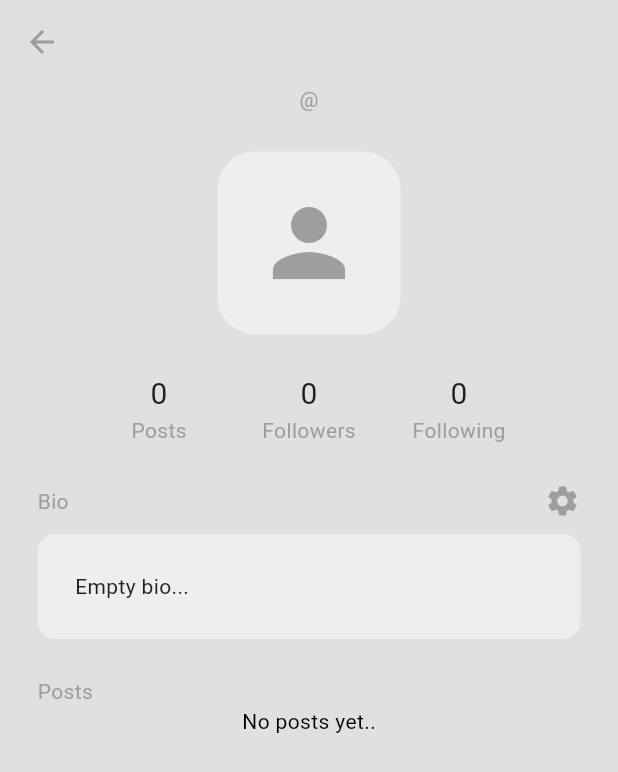
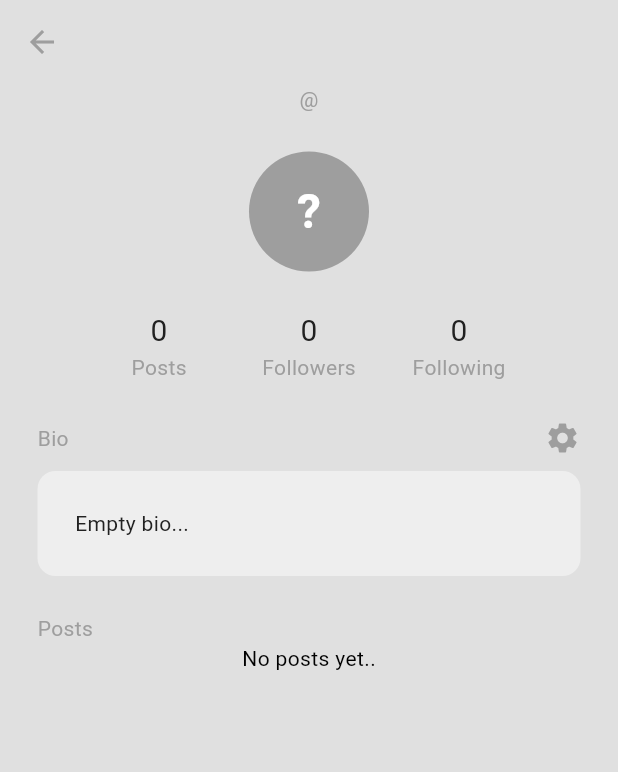
Before and after one commit to fallss/UAS_Kelompok4_sosialmedia_twiter, a Flutter app: the screen it shows once a user with an empty profile is signed in, in the side drawer, after a tap on "P R O F I L E", on a phone screen of 412 x 824 dp. Shown: the top 772 px of the screen. Run offline on Flutter 3.47's test engine with Material 3 defaults, Android fonts, the light colour scheme and no system bars; our stand-ins replace cloud_firestore, firebase_auth, firebase_core; accounts and stored records are empty.

Commit message:
menambah warna di drawer menjadi biru dan mengubah avatar user menjadi nama depan user di post tile

```diff
--- a/lib/components/my_drawer_tile.dart
+++ b/lib/components/my_drawer_tile.dart
@@ -5,18 +5,42 @@ class MyDrawerTile extends StatelessWidget {
   final IconData icon;
   final void Function()? onTap;
 
-  const MyDrawerTile({super.key, required this.title, required this.icon, required this.onTap });
+  const MyDrawerTile({
+    super.key,
+    required this.title,
+    required this.icon,
+    required this.onTap,
+  });
 
   @override
   Widget build(BuildContext context) {
+    // Gradien warna navy
+    LinearGradient navyGradient = LinearGradient(
+      colors: [
+        Colors.blueAccent, // Navy
+        Colors.blueAccent, // Medium Blue
+      ],
+      begin: Alignment.topLeft,
+      end: Alignment.bottomRight,
+    );
+
     return ListTile(
-
-      title: Text(title,style: TextStyle(color: Theme.of(context).colorScheme.inversePrimary),
+      leading: ShaderMask(
+        shaderCallback: (bounds) => navyGradient.createShader(bounds),
+        child: Icon(
+          icon,
+          size: 28,
+          color: Colors.white, // Warna putih untuk menerapkan gradien
+        ),
       ),
-      leading: Icon(
-        icon,
-        color: Theme.of(context).colorScheme.primary,
+      title: Text(
+        title,
+        style: TextStyle(
+          color: Theme.of(context).colorScheme.inversePrimary,
+          fontWeight: FontWeight.bold,
+          fontSize: 16,
         ),
+      ),
       onTap: onTap,
     );
   }
--- a/lib/pages/profile_page.dart
+++ b/lib/pages/profile_page.dart
@@ -138,7 +138,7 @@ class _ProfilePageState extends State<ProfilePage> {
         leading: IconButton(
           icon: const Icon(Icons.arrow_back),
           onPressed: () => goHomePage(context),
-          )
+        ),
       ),
       body: ListView(
         children: [
@@ -150,18 +150,20 @@ class _ProfilePageState extends State<ProfilePage> {
           ),
           const SizedBox(height: 25),
 
-          // Profile Icon
+          // Profile Icon (Modified to use CircleAvatar)
           Center(
-            child: Container(
-              decoration: BoxDecoration(
-                color: Theme.of(context).colorScheme.secondary,
-                borderRadius: BorderRadius.circular(25),
-              ),
-              padding: const EdgeInsets.all(25),
-              child: Icon(
-                Icons.person,
-                size: 72,
-                color: Theme.of(context).colorScheme.primary,
+            child: CircleAvatar(
+              radius: 40,
+              backgroundColor: Theme.of(context).colorScheme.primary,
+              child: Text(
+                _isLoading
+                    ? ''
+                    : (user!.name.isNotEmpty ? user!.name[0].toUpperCase() : '?'),
+                style: const TextStyle(
+                  color: Colors.white,
+                  fontSize: 32,
+                  fontWeight: FontWeight.bold,
+                ),
               ),
             ),
           ),
```
Also changed, not shown: lib/components/my_post_tile.dart (+16 -14 lines), lib/pages/my_user_tile.dart (+24 -12 lines).
